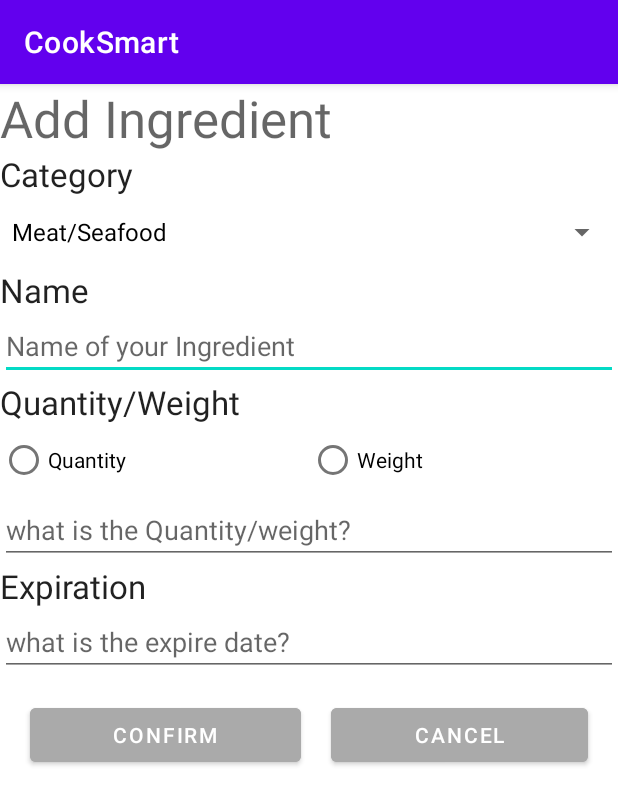
After one commit to Awesomedonut/CookSmart, an Android app: the FridgeInsert screen opened directly, with no data from a screen before it, on a phone screen of 412 x 824 dp. The commit adds this screen. Shown: the top 805 px of the screen. Run offline under Robolectric (Android 15) with nearby library versions, the phone set to English and light mode, and no system bars.

Commit message:
connect fridge_insert and FridgeFragment using button

```diff
--- a/Project/app/src/main/AndroidManifest.xml
+++ b/Project/app/src/main/AndroidManifest.xml
@@ -13,6 +13,9 @@
         android:theme="@style/Theme.CookSmart"
         tools:targetApi="31">
         <activity
+            android:name=".ui.fridge.FridgeInsert"
+            android:exported="true"></activity>
+        <activity
             android:name=".MainActivity"
             android:exported="true"
             android:label="@string/app_name">
--- /dev/null
+++ b/Project/app/src/main/java/com/example/cooksmart/ui/fridge/FridgeInsert.kt
@@ -0,0 +1,43 @@
+package com.example.cooksmart.ui.fridge
+
+import android.content.Intent
+import android.os.Bundle
+import android.util.Log
+import android.widget.ArrayAdapter
+import android.widget.Button
+import android.widget.Spinner
+import android.widget.SpinnerAdapter
+import androidx.appcompat.app.AppCompatActivity
+import com.example.cooksmart.R
+import com.example.cooksmart.ui.structs.CategoryType
+
+class FridgeInsert : AppCompatActivity() {
+    lateinit var categoriesSpinner: Spinner
+    lateinit var categoriesAdapter: SpinnerAdapter
+
+    override fun onCreate(savedInstanceState:Bundle?){
+        super.onCreate(savedInstanceState)
+        setContentView(R.layout.fridge_insert)
+
+        // Assuming your Spinner is defined in your_activity_layout
+        categoriesSpinner = findViewById(R.id.category)
+
+        // Set up the Spinner adapter
+        categoriesAdapter = ArrayAdapter(
+            this,
+            android.R.layout.simple_spinner_dropdown_item,
+            CategoryType.values().map { it.asString }
+        )
+        categoriesSpinner.adapter = categoriesAdapter
+
+    }
+    fun onConfirmClick(){
+        val intent = Intent(this,FridgeFragment::class.java)
+        startActivity(intent)
+    }
+    fun onCancelClick(){
+        val intent = Intent(this,FridgeFragment::class.java)
+        startActivity(intent)
+    }
+
+}
--- /dev/null
+++ b/Project/app/src/main/res/drawable/circle_button_background.xml
@@ -0,0 +1,4 @@
+<shape xmlns:android="http://schemas.android.com/apk/res/android"
+    android:shape="oval">
+    <solid android:color="@color/white" />
+</shape>
--- /dev/null
+++ b/Project/app/src/main/res/drawable/ic_add.xml
@@ -0,0 +1,5 @@
+<vector android:height="24dp" android:tint="#000000"
+    android:viewportHeight="24" android:viewportWidth="24"
+    android:width="24dp" xmlns:android="http://schemas.android.com/apk/res/android">
+    <path android:fillColor="@android:color/white" android:pathData="M19,13h-6v6h-2v-6H5v-2h6V5h2v6h6v2z"/>
+</vector>
--- a/Project/app/src/main/res/layout/fridge_insert.xml
+++ b/Project/app/src/main/res/layout/fridge_insert.xml
@@ -21,11 +21,10 @@
             android:text="@string/category"
             android:textAppearance="@style/TextAppearance.AppCompat.Large" />
 
-        <EditText
+        <Spinner
             android:id="@+id/category"
             android:layout_width="match_parent"
-            android:layout_height="wrap_content"
-            android:hint="option" />
+            android:layout_height="wrap_content" />
 
         <TextView
             android:layout_width="wrap_content"
@@ -102,7 +101,7 @@
                 android:layout_weight="1"
                 android:backgroundTint="@android:color/darker_gray"
                 android:text="@string/button_confirm"
-                android:onClick="onSaveClick"/>
+                android:onClick="onConfirmClick"/>
 
             <Space
                 android:layout_width="20dp"
```
Also changed, not shown: Project/app/src/main/java/com/example/cooksmart/ui/fridge/FridgeFragment.kt (+16 -6 lines), Project/app/src/main/java/com/example/cooksmart/ui/structs/CategoryType.kt (added, +27 -0 lines), Project/app/src/main/res/layout/fragment_fridge.xml (+19 -9 lines), Project/app/src/main/res/layout/simple_spinner_dropdown_item.xml (added, +8 -0 lines).
